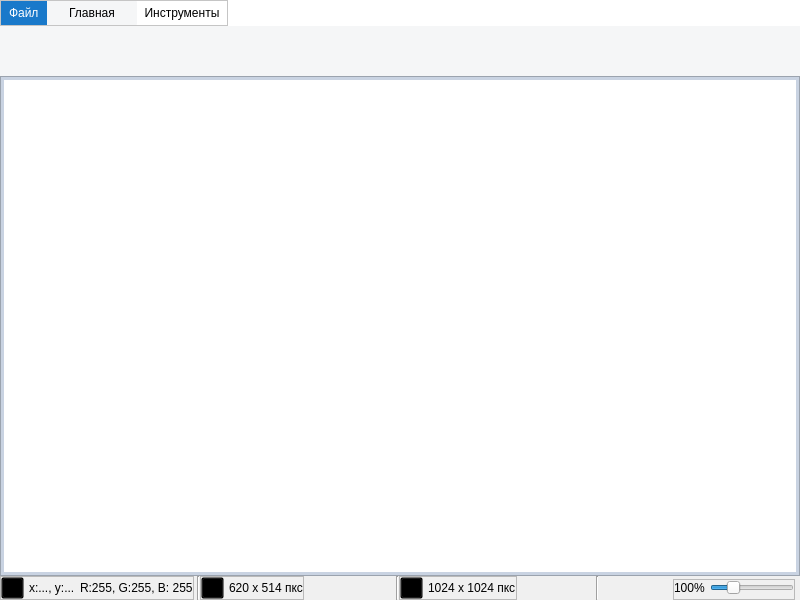
Above: views/ui/main_window.ui from Vityshha/educational-photoshop before the change. Below: the same form after it.
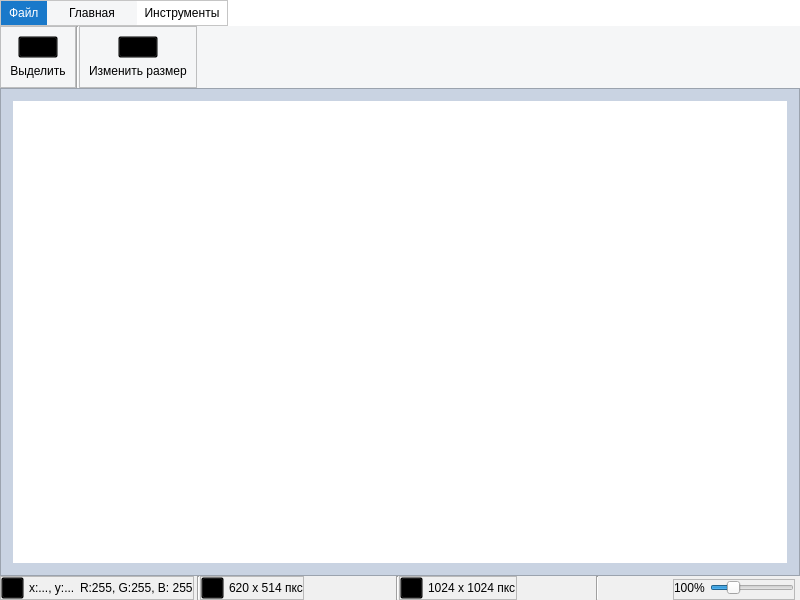
That is the form after the change. The open tabs and pages were chosen to show the change. Icons and pictures are not drawn.

Patch:
```diff
--- a/views/ui/main_window.ui
+++ b/views/ui/main_window.ui
@@ -243,7 +243,154 @@
               </item>
              </layout>
             </widget>
-            <widget class="QWidget" name="tools_page"/>
+            <widget class="QWidget" name="tools_page">
+             <layout class="QHBoxLayout" name="horizontalLayout_10">
+              <property name="spacing">
+               <number>0</number>
+              </property>
+              <property name="leftMargin">
+               <number>0</number>
+              </property>
+              <property name="topMargin">
+               <number>0</number>
+              </property>
+              <property name="rightMargin">
+               <number>0</number>
+              </property>
+              <property name="bottomMargin">
+               <number>0</number>
+              </property>
+              <item>
+               <widget class="QFrame" name="frame_8">
+                <property name="sizePolicy">
+                 <sizepolicy hsizetype="Fixed" vsizetype="Preferred">
+                  <horstretch>0</horstretch>
+                  <verstretch>0</verstretch>
+                 </sizepolicy>
+                </property>
+                <property name="frameShape">
+                 <enum>QFrame::StyledPanel</enum>
+                </property>
+                <property name="frameShadow">
+                 <enum>QFrame::Raised</enum>
+                </property>
+                <layout class="QVBoxLayout" name="verticalLayout_3">
+                 <item alignment="Qt::AlignHCenter">
+                  <widget class="QPushButton" name="btn_select_frame">
+                   <property name="sizePolicy">
+                    <sizepolicy hsizetype="Fixed" vsizetype="Fixed">
+                     <horstretch>0</horstretch>
+                     <verstretch>0</verstretch>
+                    </sizepolicy>
+                   </property>
+                   <property name="styleSheet">
+                    <string notr="true">image: url(:/newPrefix/images/photo_size_select.png);
+background-color: transparent;
+</string>
+                   </property>
+                   <property name="text">
+                    <string/>
+                   </property>
+                  </widget>
+                 </item>
+                 <item alignment="Qt::AlignHCenter">
+                  <widget class="QLabel" name="lbl_select_frame">
+                   <property name="sizePolicy">
+                    <sizepolicy hsizetype="Fixed" vsizetype="Preferred">
+                     <horstretch>0</horstretch>
+                     <verstretch>0</verstretch>
+                    </sizepolicy>
+                   </property>
+                   <property name="text">
+                    <string>Выделить</string>
+                   </property>
+                   <property name="alignment">
+                    <set>Qt::AlignCenter</set>
+                   </property>
+                  </widget>
+                 </item>
+                </layout>
+               </widget>
+              </item>
+              <item>
+               <widget class="Line" name="line_4">
+                <property name="orientation">
+                 <enum>Qt::Vertical</enum>
+                </property>
+               </widget>
+              </item>
+              <item alignment="Qt::AlignLeft">
+               <widget class="QFrame" name="frame_9">
+                <property name="sizePolicy">
+                 <sizepolicy hsizetype="Fixed" vsizetype="Preferred">
+                  <horstretch>0</horstretch>
+                  <verstretch>0</verstretch>
+                 </sizepolicy>
+                </property>
+                <property name="frameShape">
+                 <enum>QFrame::StyledPanel</enum>
+                </property>
+                <property name="frameShadow">
+                 <enum>QFrame::Raised</enum>
+                </property>
+                <layout class="QVBoxLayout" name="verticalLayout_4">
+                 <item alignment="Qt::AlignHCenter">
+                  <widget class="QPushButton" name="pushButton">
+                   <property name="styleSheet">
+                    <string notr="true">image: url(:/newPrefix/images/picture_in_picture.png);
+background-color: transparent;
+</string>
+                   </property>
+                   <property name="text">
+                    <string/>
+                   </property>
+                  </widget>
+                 </item>
+                 <item alignment="Qt::AlignHCenter">
+                  <widget class="QLabel" name="label_2">
+                   <property name="text">
+                    <string>Изменить размер</string>
+                   </property>
+                  </widget>
+                 </item>
+                </layout>
+               </widget>
+              </item>
+              <item>
+               <widget class="QFrame" name="frame_10">
+                <property name="frameShape">
+                 <enum>QFrame::StyledPanel</enum>
+                </property>
+                <property name="frameShadow">
+                 <enum>QFrame::Raised</enum>
+                </property>
+               </widget>
+              </item>
+              <item>
+               <widget class="QFrame" name="frame_11">
+                <property name="frameShape">
+                 <enum>QFrame::StyledPanel</enum>
+                </property>
+                <property name="frameShadow">
+                 <enum>QFrame::Raised</enum>
+                </property>
+               </widget>
+              </item>
+              <item>
+               <spacer name="horizontalSpacer_2">
+                <property name="orientation">
+                 <enum>Qt::Horizontal</enum>
+                </property>
+                <property name="sizeHint" stdset="0">
+                 <size>
+                  <width>40</width>
+                  <height>20</height>
+                 </size>
+                </property>
+               </spacer>
+              </item>
+             </layout>
+            </widget>
            </widget>
           </item>
          </layout>
@@ -286,19 +433,44 @@
         <number>3</number>
        </property>
        <item>
-        <widget class="QLabel" name="lbl_paint">
-         <property name="styleSheet">
-          <string notr="true">background-color: rgb(255, 255, 255);</string>
+        <widget class="QScrollArea" name="scrollArea">
+         <property name="frameShape">
+          <enum>QFrame::NoFrame</enum>
          </property>
-         <property name="text">
-          <string/>
-         </property>
-         <property name="scaledContents">
+         <property name="widgetResizable">
           <bool>true</bool>
          </property>
-         <property name="alignment">
-          <set>Qt::AlignCenter</set>
-         </property>
+         <widget class="QWidget" name="scrollAreaWidgetContents_2">
+          <property name="geometry">
+           <rect>
+            <x>0</x>
+            <y>0</y>
+            <width>792</width>
+            <height>478</height>
+           </rect>
+          </property>
+          <layout class="QVBoxLayout" name="verticalLayout_5">
+           <property name="leftMargin">
+            <number>9</number>
+           </property>
+           <item>
+            <widget class="QLabel" name="lbl_paint">
+             <property name="styleSheet">
+              <string notr="true">background-color: rgb(255, 255, 255);</string>
+             </property>
+             <property name="text">
+              <string/>
+             </property>
+             <property name="scaledContents">
+              <bool>true</bool>
+             </property>
+             <property name="alignment">
+              <set>Qt::AlignCenter</set>
+             </property>
+            </widget>
+           </item>
+          </layout>
+         </widget>
         </widget>
        </item>
       </layout>
```
Left out of the diff: 3 changed lines with no effect on the pictures.
